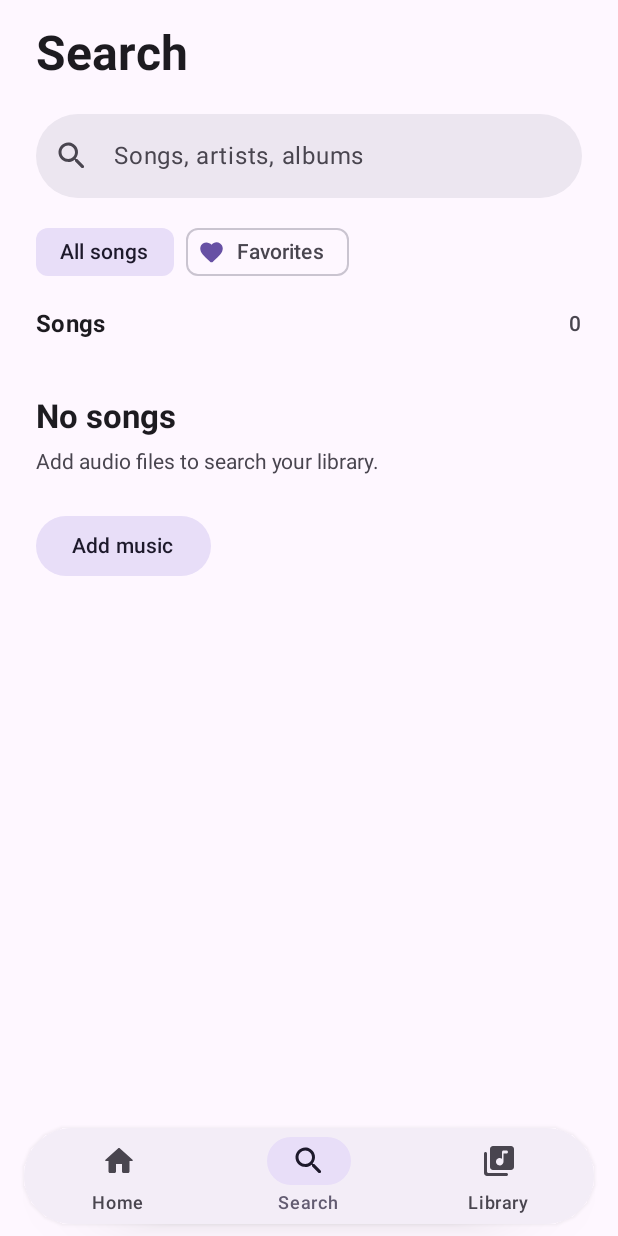
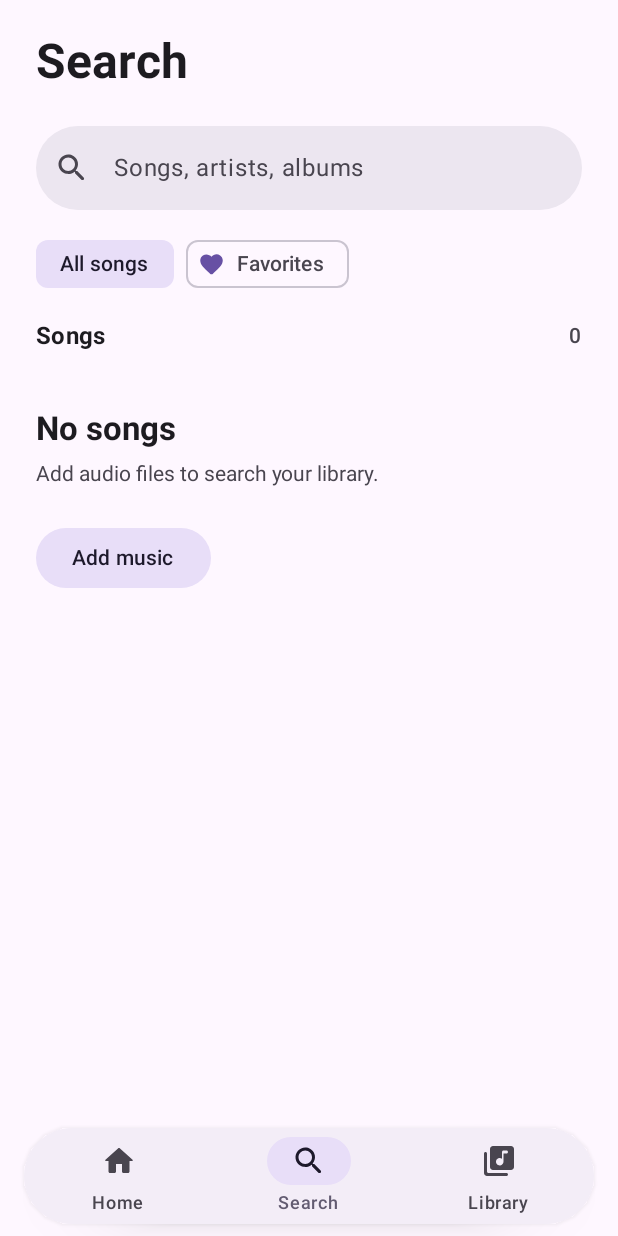
Before and after one commit to lynlioss/klang, an Android app built with Jetpack Compose: the composable KlangApp shown on its own in the app's theme, item 2 of the bottom bar chosen, on a phone screen of 412 x 824 dp. Run offline under Robolectric (Android 15) with nearby library versions, the phone set to English and light mode, and no system bars; our stand-ins replace Material 3 Expressive styles (plain Material 3 is drawn); libraries missing offline, so code that uses them is left out: com.materialkolor, com.materialkolor.rememberDynamicColorScheme; 14 statements that could not run were skipped.

Commit message:
Align Home Library and Search title baselines

```diff
--- a/app/src/main/java/app/lynli/klang/ui/HomeScreen.kt
+++ b/app/src/main/java/app/lynli/klang/ui/HomeScreen.kt
@@ -88,15 +88,12 @@ internal fun HomeScreen(state: MusicState, model: MusicViewModel, collections: L
     val mix = collections.first { it.mix }
     val recentPlaylists = state.playlists.filter { it.lastPlayedAt > 0 }.sortedByDescending { it.lastPlayedAt }
         .take(8).mapNotNull { playlist -> collections.find { it.editableId == playlist.id } }
-    LazyColumn(Modifier.fillMaxSize(), contentPadding = PaddingValues(top = 20.dp, bottom = bottom)) {
+    LazyColumn(Modifier.fillMaxSize(), contentPadding = PaddingValues(bottom = bottom)) {
         item {
             Column(Modifier.padding(horizontal = 24.dp)) {
-                Row(Modifier.fillMaxWidth(), horizontalArrangement = Arrangement.SpaceBetween,
-                    verticalAlignment = Alignment.CenterVertically) {
-                    Text("Klang", style = MaterialTheme.typography.displaySmall)
+                PageTitle("Klang", brand = true) {
                     UtilityIconButton(settings) { Icon(Icons.Rounded.Settings, "Settings") }
                 }
-                Spacer(Modifier.height(4.dp))
                 MixHero(mix, state, model, compact = true) { openCollection(mix) }
                 if (state.loading || state.busy) LoadingRow(state)
                 if (!state.permission) { Spacer(Modifier.height(16.dp)); AccessCard(permission, import) }
--- a/app/src/main/java/app/lynli/klang/ui/KlangApp.kt
+++ b/app/src/main/java/app/lynli/klang/ui/KlangApp.kt
@@ -234,9 +234,14 @@ private fun UpdateBanner(state: MusicState, model: MusicViewModel) {
 }
 
 @Composable
-private fun PageTitle(title: String, trailing: @Composable RowScope.() -> Unit = {}) {
+internal fun PageTitle(title: String, brand: Boolean = false, trailing: @Composable RowScope.() -> Unit = {}) {
     Row(Modifier.fillMaxWidth().padding(top = 16.dp, bottom = 20.dp), verticalAlignment = Alignment.CenterVertically) {
-        Text(title, Modifier.weight(1f), style = MaterialTheme.typography.headlineLarge, fontWeight = FontWeight.Bold)
+        // Reserve the same title line even without an action, and align different font metrics
+        // to one baseline. Sp keeps the header consistent when the user scales their text.
+        Text(title, Modifier.weight(1f).paddingFromBaseline(top = 36.sp, bottom = 12.sp),
+            style = if (brand) MaterialTheme.typography.displaySmall else MaterialTheme.typography.headlineLarge,
+            fontWeight = if (brand) FontWeight.Black else FontWeight.Bold,
+            maxLines = 1, overflow = TextOverflow.Ellipsis)
         trailing()
     }
 }
```
